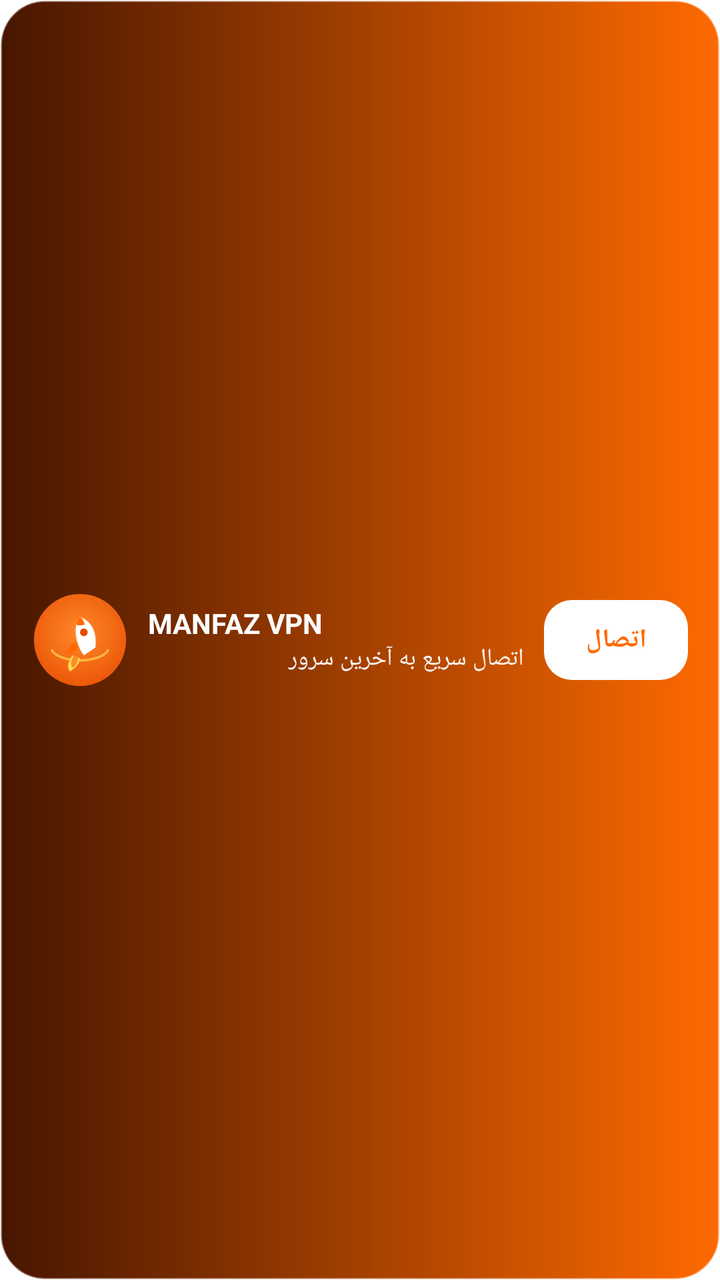
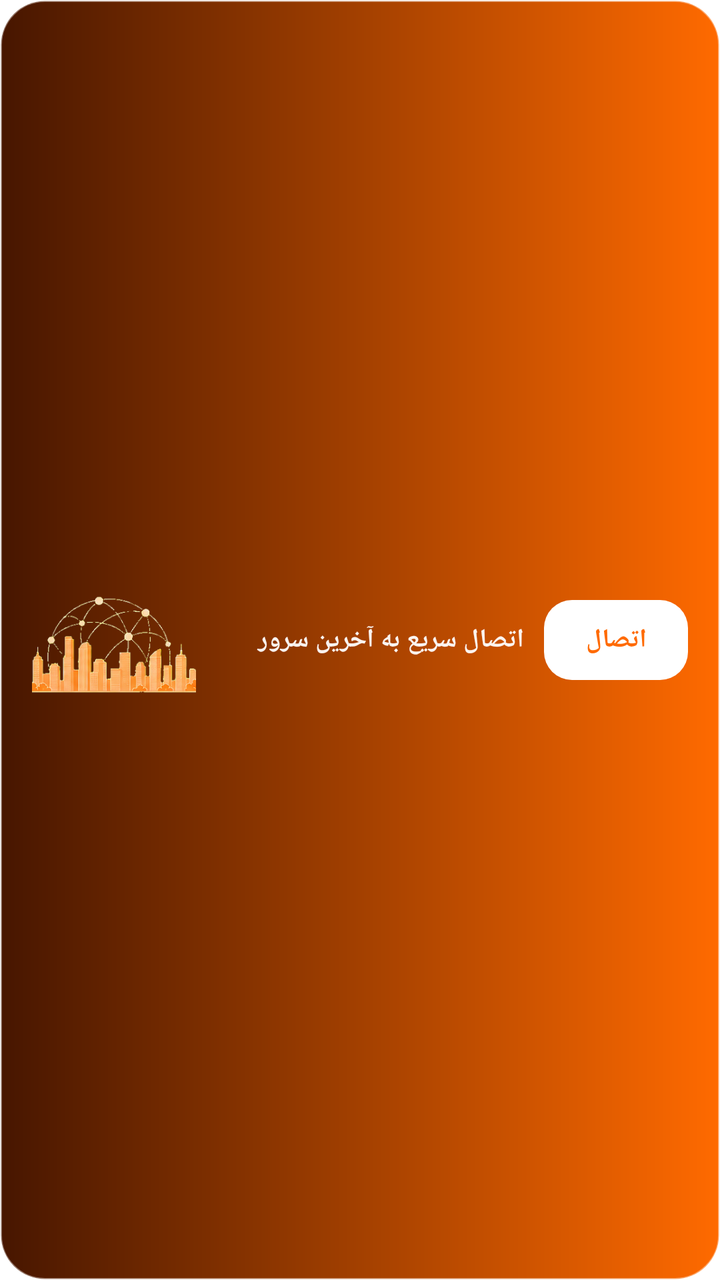

The first picture is an Android layout as it rendered before a commit; the second is the same layout after the commit. The layout source and the unified diff follow.
<!-- AndroidManifest.xml: application theme Theme.ManfazVPN -->
<!-- res/layout/widget_manfaz.xml -->
<?xml version="1.0" encoding="utf-8"?>
<LinearLayout xmlns:android="http://schemas.android.com/apk/res/android"
    android:id="@+id/widget_root"
    android:layout_width="match_parent"
    android:layout_height="72dp"
    android:background="@drawable/widget_background"
    android:gravity="center_vertical"
    android:orientation="horizontal"
    android:paddingHorizontal="16dp"
    android:paddingVertical="8dp">

    <ImageView
        android:layout_width="48dp"
        android:layout_height="48dp"
        android:contentDescription="Manfaz VPN"
        android:scaleType="centerInside"
        android:src="@drawable/logo_manfaz" />

    <LinearLayout
        android:layout_width="0dp"
        android:layout_height="wrap_content"
        android:layout_marginHorizontal="10dp"
        android:layout_weight="1"
        android:orientation="vertical">

        <TextView
            android:layout_width="wrap_content"
            android:layout_height="wrap_content"
            android:text="MANFAZ VPN"
            android:textColor="#FFFFFFFF"
            android:textSize="14sp"
            android:textStyle="bold" />

        <TextView
            android:id="@+id/widget_status"
            android:layout_width="match_parent"
            android:layout_height="wrap_content"
            android:ellipsize="end"
            android:maxLines="1"
            android:text="اتصال سریع به آخرین سرور"
            android:textColor="#EFFFFFFF"
            android:textDirection="rtl"
            android:textSize="12sp" />
    </LinearLayout>

    <TextView
        android:id="@+id/widget_action"
        android:layout_width="72dp"
        android:layout_height="40dp"
        android:background="@drawable/widget_action_background"
        android:gravity="center"
        android:text="اتصال"
        android:textColor="#FFFF6A00"
        android:textSize="13sp"
        android:textStyle="bold" />
</LinearLayout>
<!-- resources referenced by this layout -->
<resources>
  <!-- drawable logo_manfaz (drawable) -->
  <?xml version="1.0" encoding="utf-8"?>
  <vector xmlns:android="http://schemas.android.com/apk/res/android"
      xmlns:aapt="http://schemas.android.com/aapt"
      android:width="200dp"
      android:height="200dp"
      android:viewportWidth="200"
      android:viewportHeight="200">
      
      <path android:pathData="M100,4 a96,96 0 1,0 0.1,0 Z">
          <aapt:attr name="android:fillColor">
              <gradient android:type="radial" android:centerX="100" android:centerY="85"
                  android:gradientRadius="140" android:startColor="#FF8A2B" android:endColor="#E64A00" />
          </aapt:attr>
      </path>
      
      <path android:pathData="M40,120 C60,150 140,150 160,120"
          android:strokeColor="#FFD54A" android:strokeWidth="5" android:fillColor="#00000000"
          android:strokeAlpha="0.7" />
      
      <path android:pathData="M84,132 C74,146 72,160 80,166 C88,158 98,154 100,138 Z" android:fillColor="#FFD54A" />
      <path android:pathData="M88,132 C81,142 80,152 85,158 C91,152 95,148 96,136 Z" android:fillColor="#FF8A2B" />
      
      <path android:pathData="M100,52 C124,60 136,84 132,116 L108,132 C96,116 88,92 92,68 C94,60 97,54 100,52 Z" android:fillColor="#FFFFFF" />
      
      <path android:pathData="M100,52 C104,54 108,60 110,68 C103,70 96,70 92,68 C94,60 97,54 100,52 Z" android:fillColor="#FF6A00" />
      
      <path android:pathData="M92,104 C80,108 72,120 72,132 C84,128 92,124 96,116 Z" android:fillColor="#FF6A00" />
      
      <path android:pathData="M108,84 m-8,0 a8,8 0 1,0 16,0 a8,8 0 1,0 -16,0" android:fillColor="#E64A00" />
  </vector>
  <!-- drawable widget_action_background (drawable) -->
  <?xml version="1.0" encoding="utf-8"?>
  <shape xmlns:android="http://schemas.android.com/apk/res/android" android:shape="rectangle">
      <corners android:radius="14dp" />
      <solid android:color="#FFFFFFFF" />
  </shape>
  <!-- drawable widget_background (drawable) -->
  <?xml version="1.0" encoding="utf-8"?>
  <shape xmlns:android="http://schemas.android.com/apk/res/android" android:shape="rectangle">
      <corners android:radius="22dp" />
      <gradient android:angle="0" android:startColor="#FF471600" android:endColor="#FFFF6A00" />
      <stroke android:width="1dp" android:color="#66FFFFFF" />
  </shape>
  <style name="Theme.ManfazVPN" parent="android:Theme.Material.Light.NoActionBar">
          <item name="android:statusBarColor">@color/brand_orange</item>
          <item name="android:windowBackground">@color/white</item>
      </style>
  <color name="brand_orange">#FF6A00</color>
  <color name="white">#FFFFFFFF</color>
</resources>

<!-- the commit's change to res/layout/widget_manfaz.xml (unified diff, before → after) -->
@@ -10,26 +10,20 @@
     android:paddingVertical="8dp">
 
     <ImageView
-        android:layout_width="48dp"
-        android:layout_height="48dp"
-        android:contentDescription="Manfaz VPN"
-        android:scaleType="centerInside"
-        android:src="@drawable/logo_manfaz" />
+        android:id="@+id/widget_country_art"
+        android:layout_width="82dp"
+        android:layout_height="56dp"
+        android:contentDescription="طرح کشور آخرین سرور"
+        android:scaleType="centerCrop"
+        android:src="@drawable/country_generic_network" />
 
     <LinearLayout
         android:layout_width="0dp"
         android:layout_height="wrap_content"
         android:layout_marginHorizontal="10dp"
         android:layout_weight="1"
+        android:gravity="center_vertical"
         android:orientation="vertical">
-
-        <TextView
-            android:layout_width="wrap_content"
-            android:layout_height="wrap_content"
-            android:text="MANFAZ VPN"
-            android:textColor="#FFFFFFFF"
-            android:textSize="14sp"
-            android:textStyle="bold" />
 
         <TextView
             android:id="@+id/widget_status"
@@ -40,7 +34,8 @@
             android:text="اتصال سریع به آخرین سرور"
             android:textColor="#EFFFFFFF"
             android:textDirection="rtl"
-            android:textSize="12sp" />
+            android:textSize="13sp"
+            android:textStyle="bold" />
     </LinearLayout>
 
     <TextView
<!-- resource entries referenced after the edit -->
@@ -1,36 +1,6 @@
 <!-- resources referenced by this layout -->
 <resources>
-  <!-- drawable logo_manfaz (drawable) -->
-  <?xml version="1.0" encoding="utf-8"?>
-  <vector xmlns:android="http://schemas.android.com/apk/res/android"
-      xmlns:aapt="http://schemas.android.com/aapt"
-      android:width="200dp"
-      android:height="200dp"
-      android:viewportWidth="200"
-      android:viewportHeight="200">
-      
-      <path android:pathData="M100,4 a96,96 0 1,0 0.1,0 Z">
-          <aapt:attr name="android:fillColor">
-              <gradient android:type="radial" android:centerX="100" android:centerY="85"
-                  android:gradientRadius="140" android:startColor="#FF8A2B" android:endColor="#E64A00" />
-          </aapt:attr>
-      </path>
-      
-      <path android:pathData="M40,120 C60,150 140,150 160,120"
-          android:strokeColor="#FFD54A" android:strokeWidth="5" android:fillColor="#00000000"
-          android:strokeAlpha="0.7" />
-      
-      <path android:pathData="M84,132 C74,146 72,160 80,166 C88,158 98,154 100,138 Z" android:fillColor="#FFD54A" />
-      <path android:pathData="M88,132 C81,142 80,152 85,158 C91,152 95,148 96,136 Z" android:fillColor="#FF8A2B" />
-      
-      <path android:pathData="M100,52 C124,60 136,84 132,116 L108,132 C96,116 88,92 92,68 C94,60 97,54 100,52 Z" android:fillColor="#FFFFFF" />
-      
-      <path android:pathData="M100,52 C104,54 108,60 110,68 C103,70 96,70 92,68 C94,60 97,54 100,52 Z" android:fillColor="#FF6A00" />
-      
-      <path android:pathData="M92,104 C80,108 72,120 72,132 C84,128 92,124 96,116 Z" android:fillColor="#FF6A00" />
-      
-      <path android:pathData="M108,84 m-8,0 a8,8 0 1,0 16,0 a8,8 0 1,0 -16,0" android:fillColor="#E64A00" />
-  </vector>
+  <!-- drawable country_generic_network: webp bitmap (drawable-nodpi, 44562 bytes) -->
   <!-- drawable widget_action_background (drawable) -->
   <?xml version="1.0" encoding="utf-8"?>
   <shape xmlns:android="http://schemas.android.com/apk/res/android" android:shape="rectangle">
